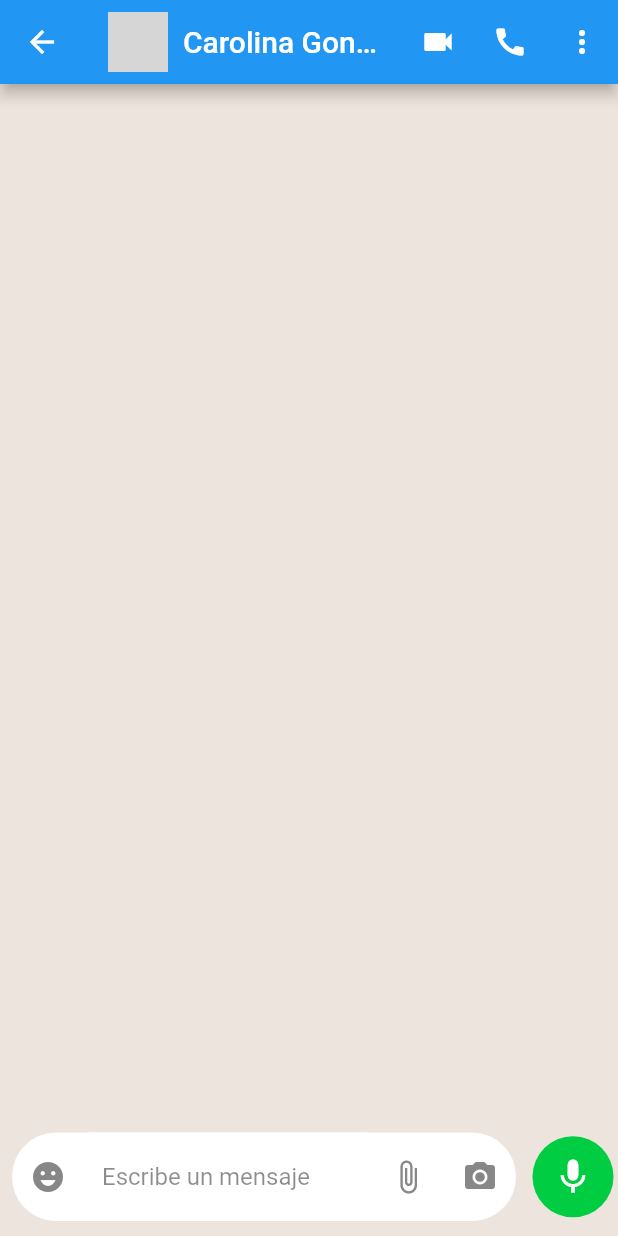
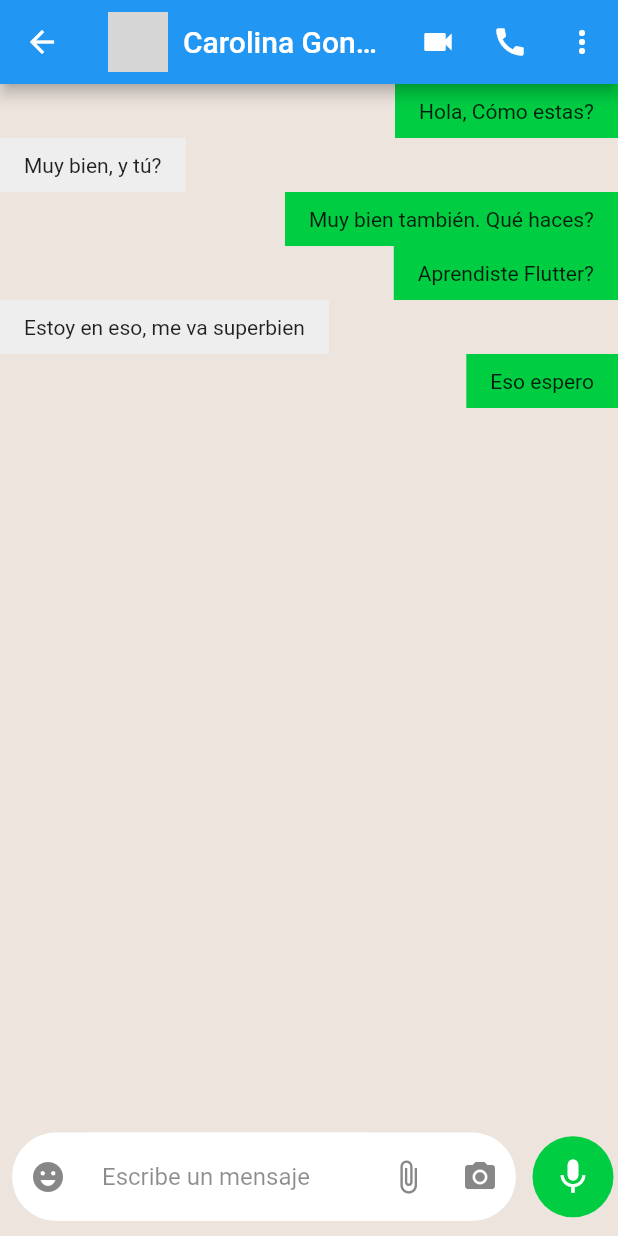
Before and after one commit to gian-pc/flutter_whatsapp, a Flutter app: the ChatDetailPage screen opened directly, on a phone screen of 412 x 824 dp. Run offline on Flutter 3.47's test engine with Material 2 defaults, Android fonts, the phone set to English and light mode, and no system bars; network calls fail; grey boxes are pictures that could not be loaded.

Commit message:
List Chat

```diff
--- a/lib/data/data_dummy.dart
+++ b/lib/data/data_dummy.dart
@@ -1,4 +1,14 @@
+import 'package:flutter_codigo3_whatsapp/models/chat_message.dart';
 import 'package:flutter_codigo3_whatsapp/models/user_chat_model.dart';
+
+List<ChatMessage> messages = [
+  ChatMessage(messageContent: "Hola, Cómo estas?", messageType: "yo"),
+  ChatMessage(messageContent: "Muy bien, y tú?", messageType: "otro"),
+  ChatMessage(messageContent: "Muy bien también. Qué haces?", messageType: "yo"),
+  ChatMessage(messageContent: "Aprendiste Flutter?", messageType: "yo"),
+  ChatMessage(messageContent: "Estoy en eso, me va superbien", messageType: "otro"),
+  ChatMessage(messageContent: "Eso espero", messageType: "yo"),
+];
 
 List<UserChat> dataListChat = [
   UserChat(
--- /dev/null
+++ b/lib/models/chat_message.dart
@@ -0,0 +1,6 @@
+
+class ChatMessage{
+  String messageContent;
+  String messageType;
+  ChatMessage({required this.messageContent,required this.messageType});
+}
--- a/lib/pages/chat_detail_page.dart
+++ b/lib/pages/chat_detail_page.dart
@@ -1,4 +1,5 @@
 import 'package:flutter/material.dart';
+import 'package:flutter_codigo3_whatsapp/data/data_dummy.dart';
 
 class ChatDetailPage extends StatefulWidget {
   @override
@@ -39,6 +40,24 @@ class _ChatDetailPageState extends State<ChatDetailPage> {
       ),
       body: Stack(
         children: [
+          ListView.builder(
+            shrinkWrap: true,
+            primary: false,
+            physics: NeverScrollableScrollPhysics(),
+            itemCount: messages.length,
+            itemBuilder: (BuildContext context, int index) {
+              return Align(
+                alignment:messages[index].messageType=="yo"? Alignment.topRight:Alignment.topLeft,
+                child: Container(
+                  decoration: BoxDecoration(
+                    color: messages[index].messageType =="yo"? Theme.of(context).accentColor: Colors.grey.shade200
+                  ),
+                  padding: EdgeInsets.symmetric(horizontal: 16, vertical: 10),
+                  child: Text(messages[index].messageContent),
+                ),
+              );
+            },
+          ),
           Align(
             alignment: Alignment.bottomLeft,
             child: Row(children: [
```
